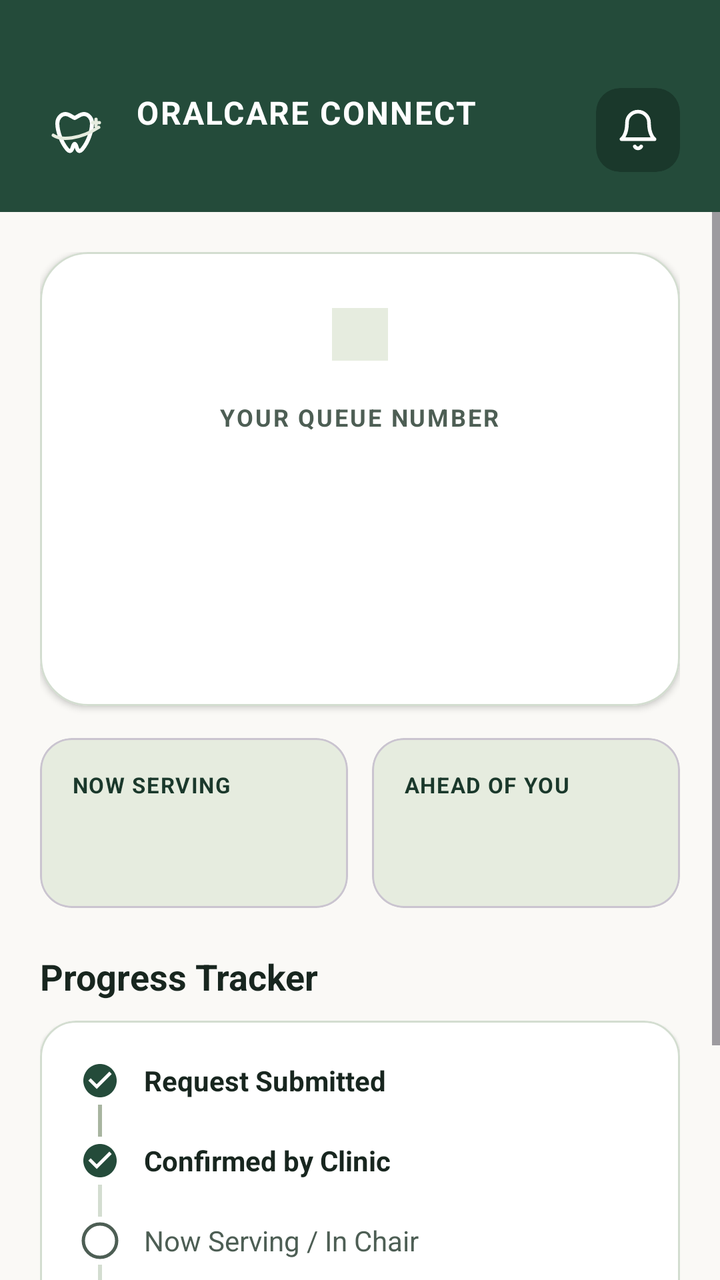
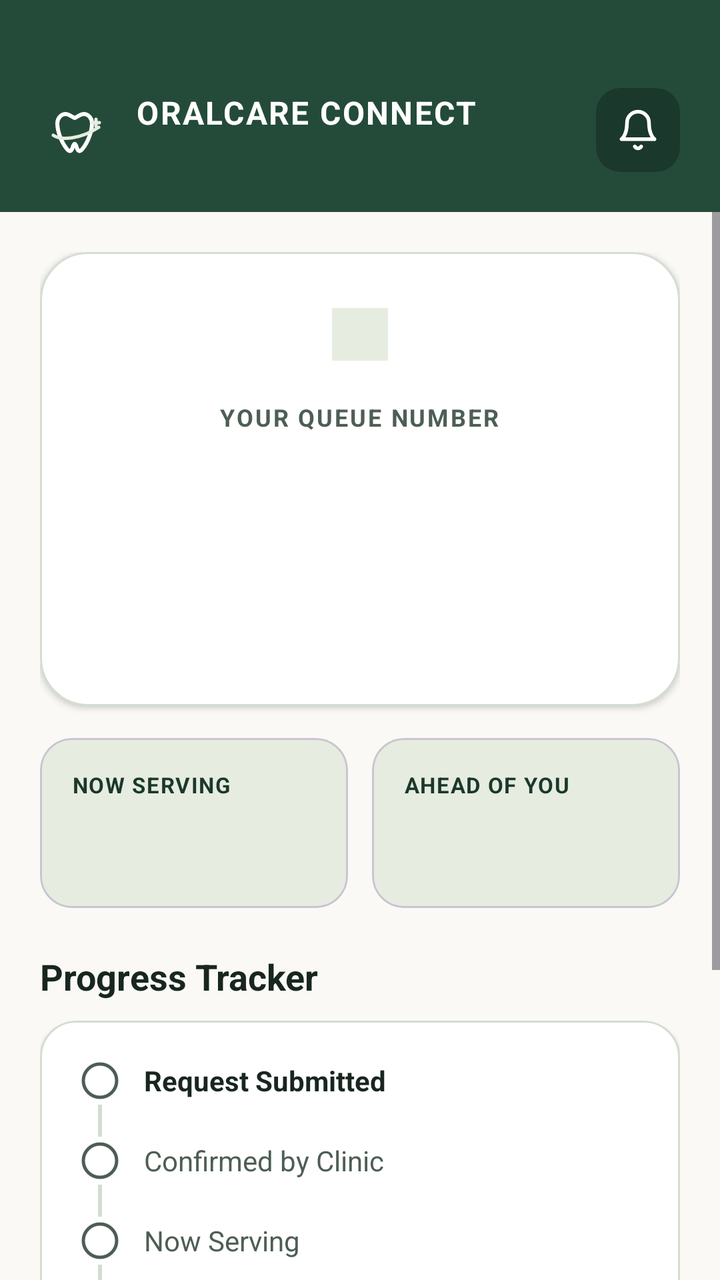

Before-and-after screenshots of an Android layout around one commit, followed by the original layout XML and the change that was made.
<!-- AndroidManifest.xml: application theme Theme.DentalQueue -->
<!-- res/layout/fragmentqueue.xml -->
<?xml version="1.0" encoding="utf-8"?>
<LinearLayout xmlns:android="http://schemas.android.com/apk/res/android"
    xmlns:app="http://schemas.android.com/apk/res-auto"
    android:layout_width="match_parent"
    android:layout_height="match_parent"
    android:orientation="vertical"
    android:background="@color/ground">

    
    <LinearLayout
        android:layout_width="match_parent"
        android:layout_height="wrap_content"
        android:orientation="horizontal"
        android:gravity="center_vertical"
        android:background="@color/forest_green"
        android:paddingStart="20dp"
        android:paddingEnd="20dp"
        android:paddingTop="44dp"
        android:paddingBottom="20dp">

        
        <ImageView
            android:layout_width="36dp"
            android:layout_height="36dp"
            android:src="@drawable/ic_logo_oralcare" />

        
        <LinearLayout
            android:layout_width="0dp"
            android:layout_height="wrap_content"
            android:layout_weight="1"
            android:layout_marginStart="12dp"
            android:orientation="vertical">

            <TextView
                android:layout_width="wrap_content"
                android:layout_height="wrap_content"
                android:text="ORALCARE CONNECT"
                android:textColor="@android:color/white"
                android:textSize="16sp"
                android:textStyle="bold"
                android:letterSpacing="0.05"
                android:includeFontPadding="false" />

            <TextView
                android:id="@+id/subtitle"
                android:layout_width="wrap_content"
                android:layout_height="wrap_content"
                android:layout_marginTop="2dp"
                android:textColor="@color/sage_light"
                android:textSize="12sp"
                android:includeFontPadding="false" />
        </LinearLayout>

        
        <com.google.android.material.card.MaterialCardView
            android:id="@+id/btnNotification"
            android:layout_width="42dp"
            android:layout_height="42dp"
            android:clickable="true"
            android:focusable="true"
            app:cardBackgroundColor="#1A382B"
            app:cardCornerRadius="12dp"
            app:cardElevation="0dp"
            app:strokeWidth="0dp">

            <ImageView
                android:layout_width="22dp"
                android:layout_height="22dp"
                android:layout_gravity="center"
                android:src="@drawable/ic_bell" />
        </com.google.android.material.card.MaterialCardView>
    </LinearLayout>

    <ScrollView
        android:layout_width="match_parent"
        android:layout_height="0dp"
        android:layout_weight="1"
        android:clipToPadding="false">

        <LinearLayout
            android:layout_width="match_parent"
            android:layout_height="wrap_content"
            android:orientation="vertical"
            android:padding="20dp">

            
            <LinearLayout
                android:id="@+id/content"
                android:layout_width="match_parent"
                android:layout_height="wrap_content"
                android:orientation="vertical">

                
                <com.google.android.material.card.MaterialCardView
                    android:layout_width="match_parent"
                    android:layout_height="wrap_content"
                    app:cardBackgroundColor="@android:color/white"
                    app:cardCornerRadius="24dp"
                    app:cardElevation="2dp"
                    app:strokeColor="@color/line"
                    app:strokeWidth="1dp">

                    <LinearLayout
                        android:layout_width="match_parent"
                        android:layout_height="wrap_content"
                        android:orientation="vertical"
                        android:gravity="center_horizontal"
                        android:padding="28dp">

                        <TextView
                            android:id="@+id/status"
                            android:layout_width="wrap_content"
                            android:layout_height="wrap_content"
                            android:background="@color/mint"
                            android:paddingHorizontal="14dp"
                            android:paddingVertical="5dp"
                            android:textColor="@color/forest_green_dark"
                            android:textSize="12sp"
                            android:textStyle="bold"
                            android:letterSpacing="0.06" />

                        <TextView
                            android:layout_width="wrap_content"
                            android:layout_height="wrap_content"
                            android:layout_marginTop="20dp"
                            android:text="YOUR QUEUE NUMBER"
                            android:textColor="@color/muted"
                            android:textSize="12sp"
                            android:textStyle="bold"
                            android:letterSpacing="0.08" />

                        <TextView
                            android:id="@+id/number"
                            android:layout_width="wrap_content"
                            android:layout_height="wrap_content"
                            android:layout_marginTop="4dp"
                            android:textColor="@color/forest_green"
                            android:textSize="58sp"
                            android:textStyle="bold"
                            android:fontFamily="sans-serif-medium" />

                        <TextView
                            android:id="@+id/wait"
                            android:layout_width="wrap_content"
                            android:layout_height="wrap_content"
                            android:layout_marginTop="8dp"
                            android:textColor="@color/muted"
                            android:textSize="14sp" />
                    </LinearLayout>
                </com.google.android.material.card.MaterialCardView>

                
                <LinearLayout
                    android:layout_width="match_parent"
                    android:layout_height="wrap_content"
                    android:layout_marginTop="16dp"
                    android:orientation="horizontal">

                    
                    <com.google.android.material.card.MaterialCardView
                        android:layout_width="0dp"
                        android:layout_height="wrap_content"
                        android:layout_weight="1"
                        android:layout_marginEnd="6dp"
                        app:cardBackgroundColor="@color/mint"
                        app:cardCornerRadius="16dp"
                        app:cardElevation="0dp">

                        <LinearLayout
                            android:layout_width="match_parent"
                            android:layout_height="wrap_content"
                            android:orientation="vertical"
                            android:padding="16dp">

                            <TextView
                                android:layout_width="wrap_content"
                                android:layout_height="wrap_content"
                                android:text="NOW SERVING"
                                android:textColor="@color/forest_green_dark"
                                android:textSize="11sp"
                                android:textStyle="bold"
                                android:letterSpacing="0.05" />

                            <TextView
                                android:id="@+id/nowServing"
                                android:layout_width="wrap_content"
                                android:layout_height="wrap_content"
                                android:layout_marginTop="6dp"
                                android:textColor="@color/forest_green_dark"
                                android:textSize="24sp"
                                android:textStyle="bold" />
                        </LinearLayout>
                    </com.google.android.material.card.MaterialCardView>

                    
                    <com.google.android.material.card.MaterialCardView
                        android:layout_width="0dp"
                        android:layout_height="wrap_content"
                        android:layout_weight="1"
                        android:layout_marginStart="6dp"
                        app:cardBackgroundColor="@color/mint"
                        app:cardCornerRadius="16dp"
                        app:cardElevation="0dp">

                        <LinearLayout
                            android:layout_width="match_parent"
                            android:layout_height="wrap_content"
                            android:orientation="vertical"
                            android:padding="16dp">

                            <TextView
                                android:layout_width="wrap_content"
                                android:layout_height="wrap_content"
                                android:text="AHEAD OF YOU"
                                android:textColor="@color/forest_green_dark"
                                android:textSize="11sp"
                                android:textStyle="bold"
                                android:letterSpacing="0.05" />

                            <TextView
                                android:id="@+id/ahead"
                                android:layout_width="wrap_content"
                                android:layout_height="wrap_content"
                                android:layout_marginTop="6dp"
                                android:textColor="@color/forest_green_dark"
                                android:textSize="24sp"
                                android:textStyle="bold" />
                        </LinearLayout>
                    </com.google.android.material.card.MaterialCardView>
                </LinearLayout>

                
                <TextView
                    android:layout_width="wrap_content"
                    android:layout_height="wrap_content"
                    android:layout_marginTop="22dp"
                    android:text="Progress Tracker"
                    android:textColor="@color/ink"
                    android:textSize="18sp"
                    android:textStyle="bold" />

                <com.google.android.material.card.MaterialCardView
                    android:layout_width="match_parent"
                    android:layout_height="wrap_content"
                    android:layout_marginTop="10dp"
                    app:cardBackgroundColor="@android:color/white"
                    app:cardCornerRadius="18dp"
                    app:cardElevation="1dp"
                    app:strokeColor="@color/line"
                    app:strokeWidth="1dp">

                    <LinearLayout
                        android:layout_width="match_parent"
                        android:layout_height="wrap_content"
                        android:orientation="vertical"
                        android:padding="20dp">

                        
                        <LinearLayout
                            android:layout_width="match_parent"
                            android:layout_height="wrap_content"
                            android:orientation="horizontal"
                            android:gravity="center_vertical">

                            <ImageView
                                android:layout_width="20dp"
                                android:layout_height="20dp"
                                android:src="@drawable/ic_check_circle" />

                            <TextView
                                android:layout_width="wrap_content"
                                android:layout_height="wrap_content"
                                android:layout_marginStart="12dp"
                                android:text="Request Submitted"
                                android:textColor="@color/ink"
                                android:textSize="14sp"
                                android:textStyle="bold" />
                        </LinearLayout>

                        
                        <View
                            android:layout_width="2dp"
                            android:layout_height="16dp"
                            android:layout_marginStart="9dp"
                            android:layout_marginVertical="2dp"
                            android:background="@color/sage" />

                        
                        <LinearLayout
                            android:layout_width="match_parent"
                            android:layout_height="wrap_content"
                            android:orientation="horizontal"
                            android:gravity="center_vertical">

                            <ImageView
                                android:layout_width="20dp"
                                android:layout_height="20dp"
                                android:src="@drawable/ic_check_circle" />

                            <TextView
                                android:layout_width="wrap_content"
                                android:layout_height="wrap_content"
                                android:layout_marginStart="12dp"
                                android:text="Confirmed by Clinic"
                                android:textColor="@color/ink"
                                android:textSize="14sp"
                                android:textStyle="bold" />
                        </LinearLayout>

                        
                        <View
                            android:layout_width="2dp"
                            android:layout_height="16dp"
                            android:layout_marginStart="9dp"
                            android:layout_marginVertical="2dp"
                            android:background="@color/line" />

                        
                        <LinearLayout
                            android:layout_width="match_parent"
                            android:layout_height="wrap_content"
                            android:orientation="horizontal"
                            android:gravity="center_vertical">

                            <ImageView
                                android:layout_width="20dp"
                                android:layout_height="20dp"
                                android:src="@drawable/ic_circle_outline" />

                            <TextView
                                android:layout_width="wrap_content"
                                android:layout_height="wrap_content"
                                android:layout_marginStart="12dp"
                                android:text="Now Serving / In Chair"
                                android:textColor="@color/muted"
                                android:textSize="14sp" />
                        </LinearLayout>

                        
                        <View
                            android:layout_width="2dp"
                            android:layout_height="16dp"
                            android:layout_marginStart="9dp"
                            android:layout_marginVertical="2dp"
                            android:background="@color/line" />

                        
                        <LinearLayout
                            android:layout_width="match_parent"
                            android:layout_height="wrap_content"
                            android:orientation="horizontal"
                            android:gravity="center_vertical">

                            <ImageView
                                android:layout_width="20dp"
                                android:layout_height="20dp"
                                android:src="@drawable/ic_circle_outline" />

                            <TextView
                                android:layout_width="wrap_content"
                                android:layout_height="wrap_content"
                                android:layout_marginStart="12dp"
                                android:text="Treatment Completed"
                                android:textColor="@color/muted"
                                android:textSize="14sp" />
                        </LinearLayout>
                    </LinearLayout>
                </com.google.android.material.card.MaterialCardView>

                
                <Button
                    android:id="@+id/cancel"
                    style="@style/Widget.Material3.Button.OutlinedButton"
                    android:layout_width="match_parent"
                    android:layout_height="56dp"
                    android:layout_marginTop="24dp"
                    android:text="Cancel appointment"
                    android:textColor="@color/danger"
                    app:cornerSize="14dp"
                    app:strokeColor="@color/danger"
                    app:strokeWidth="1.5dp" />
            </LinearLayout>

            
            <LinearLayout
                android:id="@+id/emptyQueue"
                android:layout_width="match_parent"
                android:layout_height="wrap_content"
                android:orientation="vertical"
                android:gravity="center"
                android:background="@android:color/white"
                android:padding="32dp"
                android:visibility="gone">

                <ImageView
                    android:layout_width="56dp"
                    android:layout_height="56dp"
                    android:src="@drawable/ic_queue"
                    app:tint="@color/forest_green" />

                <TextView
                    android:layout_width="wrap_content"
                    android:layout_height="wrap_content"
                    android:layout_marginTop="16dp"
                    android:text="No Active Queue Ticket"
                    android:textColor="@color/ink"
                    android:textSize="18sp"
                    android:textStyle="bold" />

                <TextView
                    android:layout_width="wrap_content"
                    android:layout_height="wrap_content"
                    android:layout_marginTop="6dp"
                    android:text="You currently have no active appointments or queue numbers. Book a new appointment to view live status."
                    android:textColor="@color/muted"
                    android:textSize="14sp"
                    android:textAlignment="center" />

                <Button
                    android:id="@+id/btnBookQueueEmpty"
                    style="@style/Widget.Material3.Button"
                    android:layout_width="match_parent"
                    android:layout_height="52dp"
                    android:layout_marginTop="24dp"
                    android:text="Book an Appointment"
                    android:textColor="@android:color/white"
                    android:textSize="15sp"
                    android:backgroundTint="@color/forest_green"
                    app:cornerSize="12dp" />
            </LinearLayout>

        </LinearLayout>
    </ScrollView>
</LinearLayout>
<!-- resources referenced by this layout -->
<resources>
  <color name="danger">#B3261E</color>
  <color name="forest_green">#244B3A</color>
  <color name="forest_green_dark">#1A382B</color>
  <color name="ground">#FAF9F6</color>
  <color name="ink">#18261F</color>
  <color name="line">#D3DDD0</color>
  <color name="mint">#E6ECDF</color>
  <color name="muted">#4D5E54</color>
  <color name="sage">#A8B5A0</color>
  <color name="sage_light">#E6ECDF</color>
  <!-- drawable ic_bell (drawable) -->
  <?xml version="1.0" encoding="utf-8"?>
  <vector xmlns:android="http://schemas.android.com/apk/res/android"
      android:width="24dp"
      android:height="24dp"
      android:viewportWidth="24"
      android:viewportHeight="24">
      <path
          android:fillColor="#00000000"
          android:pathData="M18,8A6,6 0 0,0 6,8C6,15 3,17 3,17H21S18,15 18,8Z"
          android:strokeWidth="2"
          android:strokeColor="#FFFFFF"
          android:strokeLineCap="round"
          android:strokeLineJoin="round" />
      <path
          android:fillColor="#00000000"
          android:pathData="M13.73,21A2,2 0 0,1 10.27,21"
          android:strokeWidth="2"
          android:strokeColor="#FFFFFF"
          android:strokeLineCap="round"
          android:strokeLineJoin="round" />
  </vector>
  <!-- drawable ic_check_circle (drawable) -->
  <?xml version="1.0" encoding="utf-8"?>
  <vector xmlns:android="http://schemas.android.com/apk/res/android"
      android:width="20dp"
      android:height="20dp"
      android:viewportWidth="24"
      android:viewportHeight="24">
      <path
          android:fillColor="#244B3A"
          android:pathData="M12,2C6.48,2 2,6.48 2,12C2,17.52 6.48,22 12,22C17.52,22 22,17.52 22,12C22,6.48 17.52,2 12,2ZM10,17L5,12L6.41,10.59L10,14.17L17.59,6.58L19,8L10,17Z" />
  </vector>
  <!-- drawable ic_circle_outline (drawable) -->
  <?xml version="1.0" encoding="utf-8"?>
  <vector xmlns:android="http://schemas.android.com/apk/res/android"
      android:width="20dp"
      android:height="20dp"
      android:viewportWidth="24"
      android:viewportHeight="24">
      <path
          android:fillColor="#00000000"
          android:pathData="M12,22C17.5228,22 22,17.5228 22,12C22,6.47715 17.5228,2 12,2C6.47715,2 2,6.47715 2,12C2,17.5228 6.47715,22 12,22Z"
          android:strokeWidth="2"
          android:strokeColor="@color/muted" />
  </vector>
  <!-- drawable ic_queue (drawable) -->
  <?xml version="1.0" encoding="utf-8"?>
  <vector xmlns:android="http://schemas.android.com/apk/res/android"
      android:width="24dp"
      android:height="24dp"
      android:viewportWidth="24"
      android:viewportHeight="24">
      <path
          android:fillColor="#00000000"
          android:pathData="M9,5H7C5.89,5 5,5.89 5,7V19C5,20.1 5.89,21 7,21H17C18.1,21 19,20.1 19,19V7C19,5.89 18.1,5 17,5H15M9,5C9,6.1 9.89,7 11,7H13C14.1,7 15,6.1 15,5M9,5C9,3.89 9.89,3 11,3H13C14.1,3 15,3.89 15,5M9,12H15M9,16H13"
          android:strokeWidth="2"
          android:strokeColor="@color/forest_green"
          android:strokeLineCap="round"
          android:strokeLineJoin="round" />
  </vector>
  <style name="Theme.DentalQueue" parent="Theme.Material3.Light.NoActionBar">
          <item name="colorPrimary">@color/forest_green</item>
          <item name="colorOnPrimary">@android:color/white</item>
          <item name="colorSecondaryContainer">@color/sage_light</item>
          <item name="colorOnSecondaryContainer">@color/forest_green_dark</item>
          <item name="android:colorBackground">@color/off_white</item>
          <item name="android:statusBarColor">@color/forest_green</item>
      </style>
  <color name="off_white">#FAF9F6</color>
  <!-- unchanged entries left out for length: 1 -->
</resources>

<!-- the commit's change to res/layout/fragmentqueue.xml (unified diff, before → after) -->
@@ -264,11 +264,13 @@
                             android:gravity="center_vertical">
 
                             <ImageView
+                                android:id="@+id/step1Icon"
                                 android:layout_width="20dp"
                                 android:layout_height="20dp"
-                                android:src="@drawable/ic_check_circle" />
-
-                            <TextView
+                                android:src="@drawable/ic_circle_outline" />
+
+                            <TextView
+                                android:id="@+id/step1Text"
                                 android:layout_width="wrap_content"
                                 android:layout_height="wrap_content"
                                 android:layout_marginStart="12dp"
@@ -280,36 +282,7 @@
 
                         
                         <View
-                            android:layout_width="2dp"
-                            android:layout_height="16dp"
-                            android:layout_marginStart="9dp"
-                            android:layout_marginVertical="2dp"
-                            android:background="@color/sage" />
-
-                        
-                        <LinearLayout
-                            android:layout_width="match_parent"
-                            android:layout_height="wrap_content"
-                            android:orientation="horizontal"
-                            android:gravity="center_vertical">
-
-                            <ImageView
-                                android:layout_width="20dp"
-                                android:layout_height="20dp"
-                                android:src="@drawable/ic_check_circle" />
-
-                            <TextView
-                                android:layout_width="wrap_content"
-                                android:layout_height="wrap_content"
-                                android:layout_marginStart="12dp"
-                                android:text="Confirmed by Clinic"
-                                android:textColor="@color/ink"
-                                android:textSize="14sp"
-                                android:textStyle="bold" />
-                        </LinearLayout>
-
-                        
-                        <View
+                            android:id="@+id/line1"
                             android:layout_width="2dp"
                             android:layout_height="16dp"
                             android:layout_marginStart="9dp"
@@ -324,21 +297,24 @@
                             android:gravity="center_vertical">
 
                             <ImageView
+                                android:id="@+id/step2Icon"
                                 android:layout_width="20dp"
                                 android:layout_height="20dp"
                                 android:src="@drawable/ic_circle_outline" />
 
                             <TextView
+                                android:id="@+id/step2Text"
                                 android:layout_width="wrap_content"
                                 android:layout_height="wrap_content"
                                 android:layout_marginStart="12dp"
-                                android:text="Now Serving / In Chair"
+                                android:text="Confirmed by Clinic"
                                 android:textColor="@color/muted"
                                 android:textSize="14sp" />
                         </LinearLayout>
 
                         
                         <View
+                            android:id="@+id/line2"
                             android:layout_width="2dp"
                             android:layout_height="16dp"
                             android:layout_marginStart="9dp"
@@ -353,11 +329,45 @@
                             android:gravity="center_vertical">
 
                             <ImageView
+                                android:id="@+id/step3Icon"
                                 android:layout_width="20dp"
                                 android:layout_height="20dp"
                                 android:src="@drawable/ic_circle_outline" />
 
                             <TextView
+                                android:id="@+id/step3Text"
+                                android:layout_width="wrap_content"
+                                android:layout_height="wrap_content"
+                                android:layout_marginStart="12dp"
+                                android:text="Now Serving"
+                                android:textColor="@color/muted"
+                                android:textSize="14sp" />
+                        </LinearLayout>
+
+                        
+                        <View
+                            android:id="@+id/line3"
+                            android:layout_width="2dp"
+                            android:layout_height="16dp"
+                            android:layout_marginStart="9dp"
+                            android:layout_marginVertical="2dp"
+                            android:background="@color/line" />
+
+                        
+                        <LinearLayout
+                            android:layout_width="match_parent"
+                            android:layout_height="wrap_content"
+                            android:orientation="horizontal"
+                            android:gravity="center_vertical">
+
+                            <ImageView
+                                android:id="@+id/step4Icon"
+                                android:layout_width="20dp"
+                                android:layout_height="20dp"
+                                android:src="@drawable/ic_circle_outline" />
+
+                            <TextView
+                                android:id="@+id/step4Text"
                                 android:layout_width="wrap_content"
                                 android:layout_height="wrap_content"
                                 android:layout_marginStart="12dp"
@@ -370,11 +380,24 @@
 
                 
                 <Button
+                    android:id="@+id/reschedule"
+                    style="@style/Widget.Material3.Button"
+                    android:layout_width="match_parent"
+                    android:layout_height="56dp"
+                    android:layout_marginTop="24dp"
+                    android:text="Reschedule appointment"
+                    android:textSize="16sp"
+                    android:textStyle="bold"
+                    android:backgroundTint="@color/forest_green"
+                    app:cornerSize="14dp" />
+
+                
+                <Button
                     android:id="@+id/cancel"
                     style="@style/Widget.Material3.Button.OutlinedButton"
                     android:layout_width="match_parent"
                     android:layout_height="56dp"
-                    android:layout_marginTop="24dp"
+                    android:layout_marginTop="12dp"
                     android:text="Cancel appointment"
                     android:textColor="@color/danger"
                     app:cornerSize="14dp"
<!-- resource entries referenced after the edit -->
@@ -8,7 +8,6 @@
   <color name="line">#D3DDD0</color>
   <color name="mint">#E6ECDF</color>
   <color name="muted">#4D5E54</color>
-  <color name="sage">#A8B5A0</color>
   <color name="sage_light">#E6ECDF</color>
   <!-- drawable ic_bell (drawable) -->
   <?xml version="1.0" encoding="utf-8"?>
@@ -31,17 +30,6 @@
           android:strokeColor="#FFFFFF"
           android:strokeLineCap="round"
           android:strokeLineJoin="round" />
-  </vector>
-  <!-- drawable ic_check_circle (drawable) -->
-  <?xml version="1.0" encoding="utf-8"?>
-  <vector xmlns:android="http://schemas.android.com/apk/res/android"
-      android:width="20dp"
-      android:height="20dp"
-      android:viewportWidth="24"
-      android:viewportHeight="24">
-      <path
-          android:fillColor="#244B3A"
-          android:pathData="M12,2C6.48,2 2,6.48 2,12C2,17.52 6.48,22 12,22C17.52,22 22,17.52 22,12C22,6.48 17.52,2 12,2ZM10,17L5,12L6.41,10.59L10,14.17L17.59,6.58L19,8L10,17Z" />
   </vector>
   <!-- drawable ic_circle_outline (drawable) -->
   <?xml version="1.0" encoding="utf-8"?>
